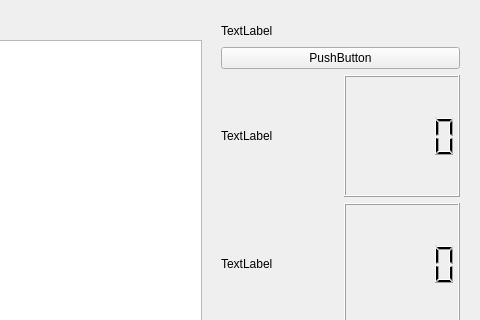
Old version of the form mainwindow.ui in the repository khamidou/Bug_Attack; both pictures show x 320 to 800 and y 0 to 320 of the 800 by 600 pixel window.
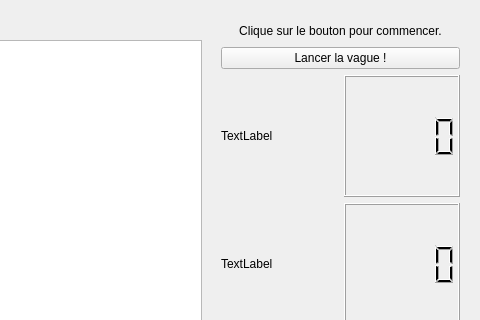
New version of the form.

```diff
--- a/mainwindow.ui
+++ b/mainwindow.ui
@@ -72,14 +72,17 @@
         </size>
        </property>
        <property name="text">
-        <string>TextLabel</string>
+        <string>Clique sur le bouton pour commencer.</string>
+       </property>
+       <property name="alignment">
+        <set>Qt::AlignCenter</set>
        </property>
       </widget>
      </item>
      <item>
       <widget class="QPushButton" name="pushButton">
        <property name="text">
-        <string>PushButton</string>
+        <string>Lancer la vague !</string>
        </property>
       </widget>
      </item>
```
Left out of the diff: 12 changed lines with no effect on the pictures.
